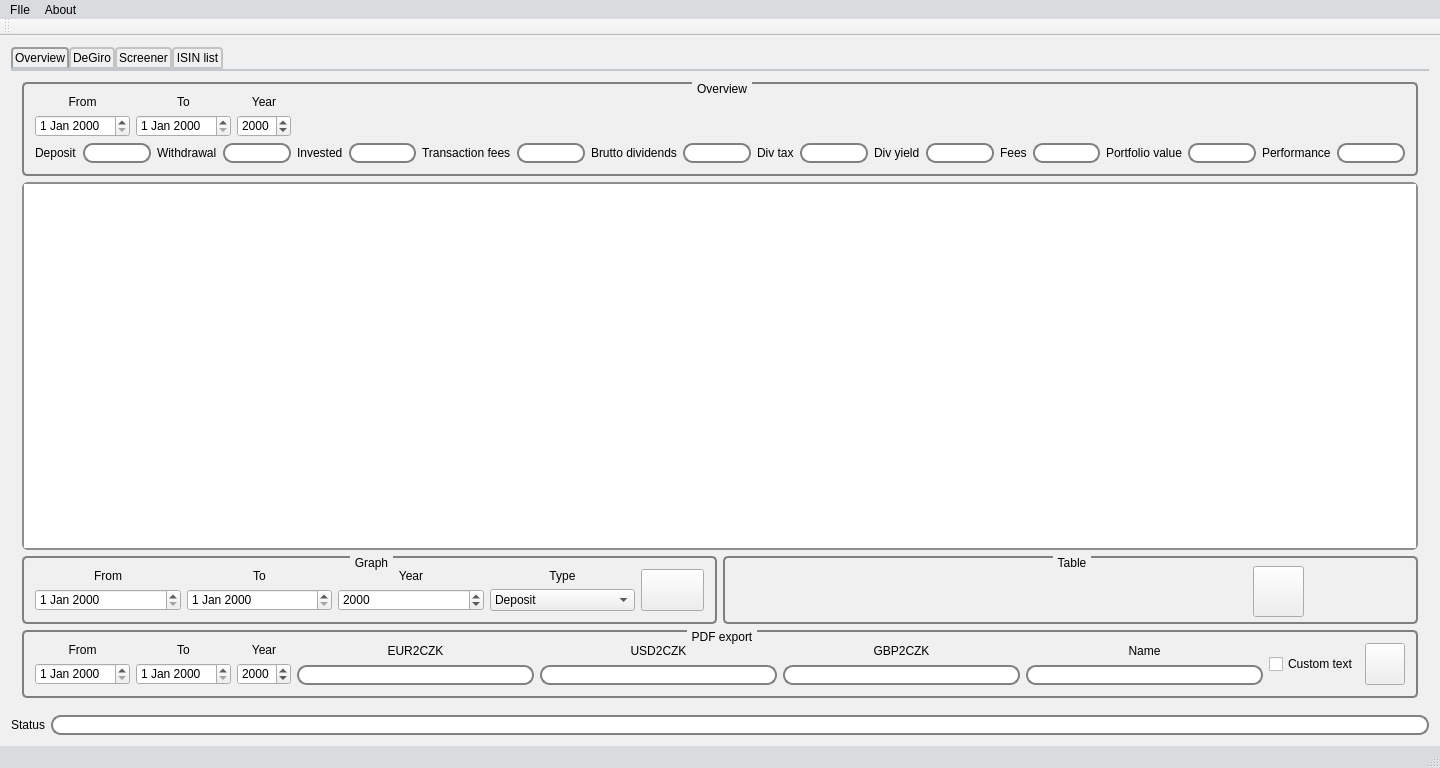
ado130/SPM, file mainwindow.ui: the form before one commit.
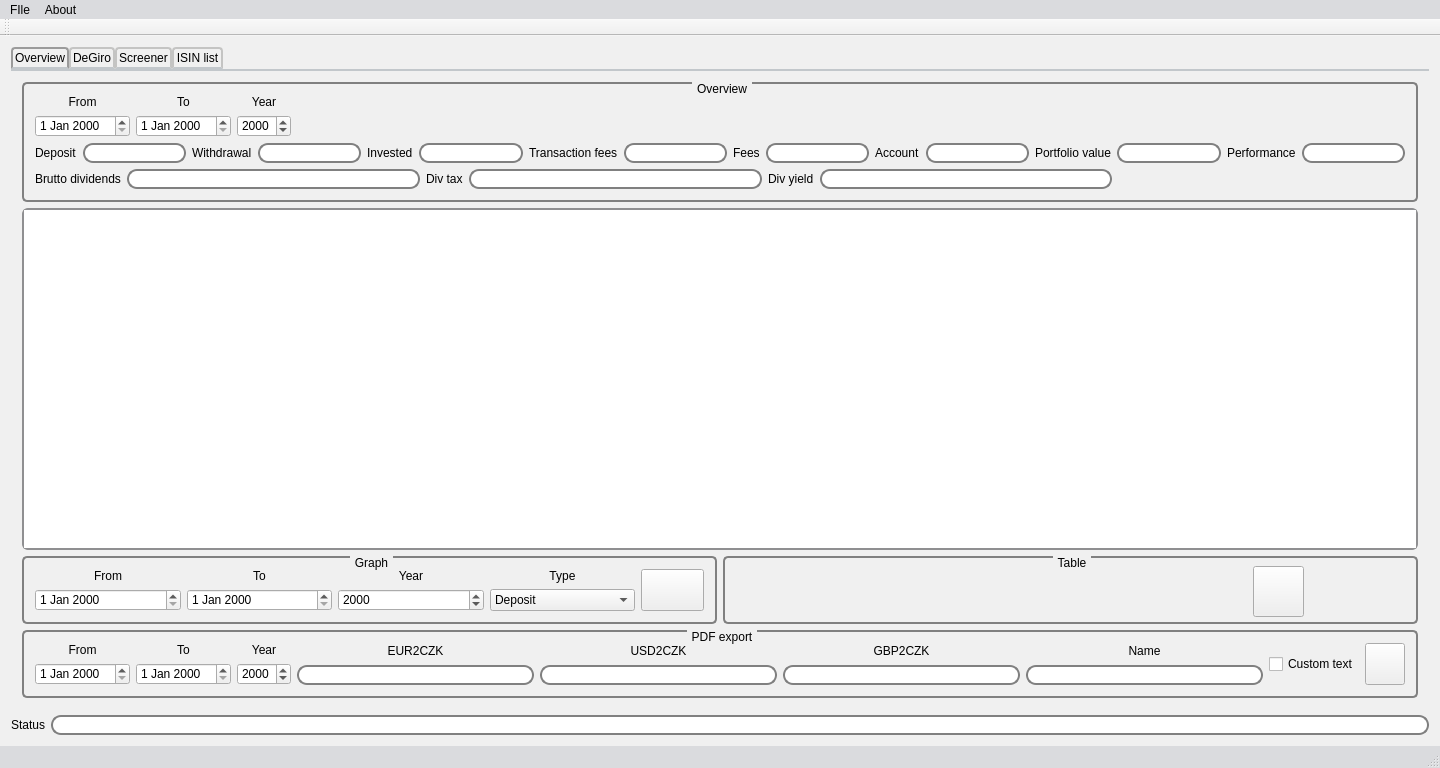
The form after the commit. Icons and pictures are not drawn.

Patch:
```diff
--- a/mainwindow.ui
+++ b/mainwindow.ui
@@ -179,9 +179,7 @@
               </layout>
              </item>
              <item>
-              <layout class="QHBoxLayout" name="horizontalLayout_17">
-               <item>
-                <layout class="QHBoxLayout" name="horizontalLayout_4">
+              <layout class="QHBoxLayout" name="horizontalLayout_5">
                  <item>
                   <widget class="QLabel" name="label_3">
                    <property name="styleSheet">
@@ -203,8 +201,6 @@
 }</string>
                    </property>
                   </widget>
-                 </item>
-                </layout>
                </item>
                <item>
                 <widget class="QLabel" name="label">
@@ -225,8 +221,6 @@
                  </property>
                 </widget>
                </item>
-               <item>
-                <layout class="QHBoxLayout" name="horizontalLayout_5">
                  <item>
                   <widget class="QLabel" name="label_4">
                    <property name="text">
@@ -248,10 +242,6 @@
                    </property>
                   </widget>
                  </item>
-                </layout>
-               </item>
-               <item>
-                <layout class="QHBoxLayout" name="horizontalLayout_15">
                  <item>
                   <widget class="QLabel" name="label_24">
                    <property name="text">
@@ -261,6 +251,97 @@
                  </item>
                  <item>
                   <widget class="QLineEdit" name="leTransactionFee">
+                 <property name="toolTip">
+                  <string>Transaction fees</string>
+                 </property>
+                 <property name="styleSheet">
+                  <string notr="true">QLineEdit {
+    border: 2px solid gray;
+    border-radius: 10px;
+    padding: 0 8px;
+    selection-background-color: darkgray;
+}</string>
+                 </property>
+                </widget>
+               </item>
+               <item>
+                <widget class="QLabel" name="label_12">
+                 <property name="text">
+                  <string>Fees</string>
+                 </property>
+                </widget>
+               </item>
+               <item>
+                <widget class="QLineEdit" name="leFees">
+                 <property name="toolTip">
+                  <string>Account fees</string>
+                 </property>
+                 <property name="styleSheet">
+                  <string notr="true">QLineEdit {
+    border: 2px solid gray;
+    border-radius: 10px;
+    padding: 0 8px;
+    selection-background-color: darkgray;
+}</string>
+                 </property>
+                </widget>
+               </item>
+               <item>
+                <widget class="QLabel" name="label_26">
+                 <property name="text">
+                  <string>Account</string>
+                 </property>
+                </widget>
+               </item>
+               <item>
+                <widget class="QLineEdit" name="leAccount">
+                 <property name="toolTip">
+                  <string>Deposit + Netto dividends + Sold - Invested - Fees - Withdrawal</string>
+                 </property>
+                 <property name="styleSheet">
+                  <string notr="true">QLineEdit {
+    border: 2px solid gray;
+    border-radius: 10px;
+    padding: 0 8px;
+    selection-background-color: darkgray;
+}</string>
+                 </property>
+                </widget>
+               </item>
+               <item>
+                <widget class="QLabel" name="label_5">
+                 <property name="text">
+                  <string>Portfolio value</string>
+                 </property>
+                </widget>
+               </item>
+               <item>
+                <widget class="QLineEdit" name="lePortfolio">
+                 <property name="toolTip">
+                  <string>Portfolio value</string>
+                 </property>
+                 <property name="styleSheet">
+                  <string notr="true">QLineEdit {
+    border: 2px solid gray;
+    border-radius: 10px;
+    padding: 0 8px;
+    selection-background-color: darkgray;
+}</string>
+                 </property>
+                </widget>
+               </item>
+               <item>
+                <widget class="QLabel" name="label_7">
+                 <property name="text">
+                  <string>Performance</string>
+                 </property>
+                </widget>
+               </item>
+               <item>
+                <widget class="QLineEdit" name="lePerformance">
+                 <property name="toolTip">
+                  <string>Portfolio value / Deposit</string>
+                 </property>
                    <property name="styleSheet">
                     <string notr="true">QLineEdit {
     border: 2px solid gray;
@@ -274,7 +355,7 @@
                 </layout>
                </item>
                <item>
-                <layout class="QHBoxLayout" name="horizontalLayout_7">
+              <layout class="QHBoxLayout" name="horizontalLayout_4">
                  <item>
                   <widget class="QLabel" name="label_6">
                    <property name="text">
@@ -294,10 +375,6 @@
                    </property>
                   </widget>
                  </item>
-                </layout>
-               </item>
-               <item>
-                <layout class="QHBoxLayout" name="horizontalLayout_11">
                  <item>
                   <widget class="QLabel" name="label_11">
                    <property name="text">
@@ -317,10 +394,6 @@
                    </property>
                   </widget>
                  </item>
-                </layout>
-               </item>
-               <item>
-                <layout class="QHBoxLayout" name="horizontalLayout_13">
                  <item>
                   <widget class="QLabel" name="label_28">
                    <property name="text">
@@ -330,29 +403,9 @@
                  </item>
                  <item>
                   <widget class="QLineEdit" name="leDY">
-                   <property name="styleSheet">
-                    <string notr="true">QLineEdit {
-    border: 2px solid gray;
-    border-radius: 10px;
-    padding: 0 8px;
-    selection-background-color: darkgray;
-}</string>
-                   </property>
-                  </widget>
-                 </item>
-                </layout>
-               </item>
-               <item>
-                <layout class="QHBoxLayout" name="horizontalLayout_12">
-                 <item>
-                  <widget class="QLabel" name="label_12">
-                   <property name="text">
-                    <string>Fees</string>
-                   </property>
-                  </widget>
-                 </item>
-                 <item>
-                  <widget class="QLineEdit" name="leFees">
+                 <property name="toolTip">
+                  <string>Dividends / Invested</string>
+                 </property>
                    <property name="styleSheet">
                     <string notr="true">QLineEdit {
     border: 2px solid gray;
@@ -363,53 +416,18 @@
                    </property>
                   </widget>
                  </item>
-                </layout>
-               </item>
                <item>
-                <layout class="QHBoxLayout" name="horizontalLayout_6">
-                 <item>
-                  <widget class="QLabel" name="label_5">
-                   <property name="text">
-                    <string>Portfolio value</string>
-                   </property>
-                  </widget>
-                 </item>
-                 <item>
-                  <widget class="QLineEdit" name="lePortfolio">
-                   <property name="styleSheet">
-                    <string notr="true">QLineEdit {
-    border: 2px solid gray;
-    border-radius: 10px;
-    padding: 0 8px;
-    selection-background-color: darkgray;
-}</string>
-                   </property>
-                  </widget>
-                 </item>
-                </layout>
-               </item>
-               <item>
-                <layout class="QHBoxLayout" name="horizontalLayout_8">
-                 <item>
-                  <widget class="QLabel" name="label_7">
-                   <property name="text">
-                    <string>Performance</string>
-                   </property>
-                  </widget>
-                 </item>
-                 <item>
-                  <widget class="QLineEdit" name="lePerformance">
-                   <property name="styleSheet">
-                    <string notr="true">QLineEdit {
-    border: 2px solid gray;
-    border-radius: 10px;
-    padding: 0 8px;
-    selection-background-color: darkgray;
-}</string>
-                   </property>
-                  </widget>
-                 </item>
-                </layout>
+                <spacer name="horizontalSpacer">
+                 <property name="orientation">
+                  <enum>Qt::Horizontal</enum>
+                 </property>
+                 <property name="sizeHint" stdset="0">
+                  <size>
+                   <width>40</width>
+                   <height>20</height>
+                  </size>
+                 </property>
+                </spacer>
                </item>
               </layout>
              </item>
```
Left out of the diff: 9 changed lines with no effect on the pictures. Lines whose indentation alone changed are shown as unchanged.
